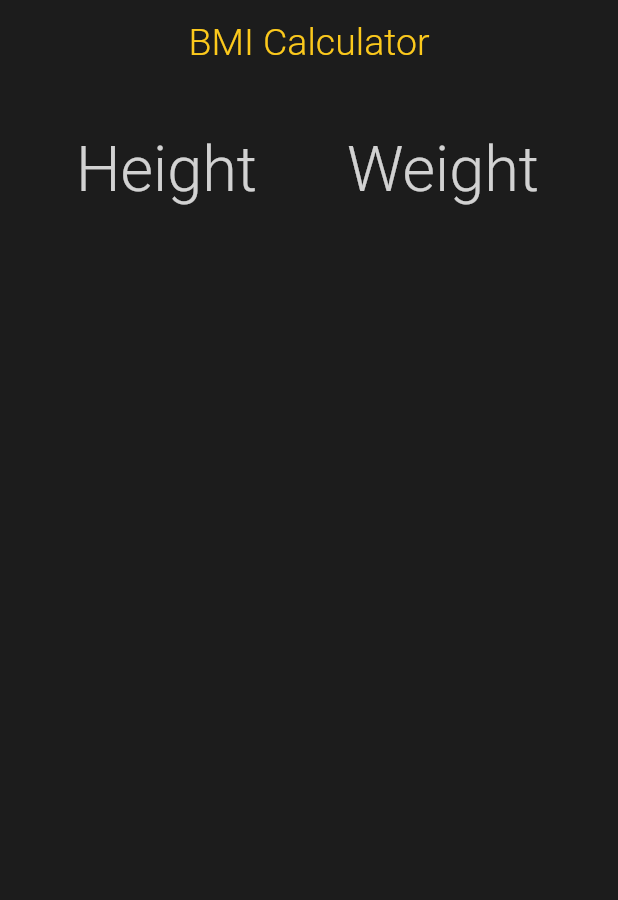
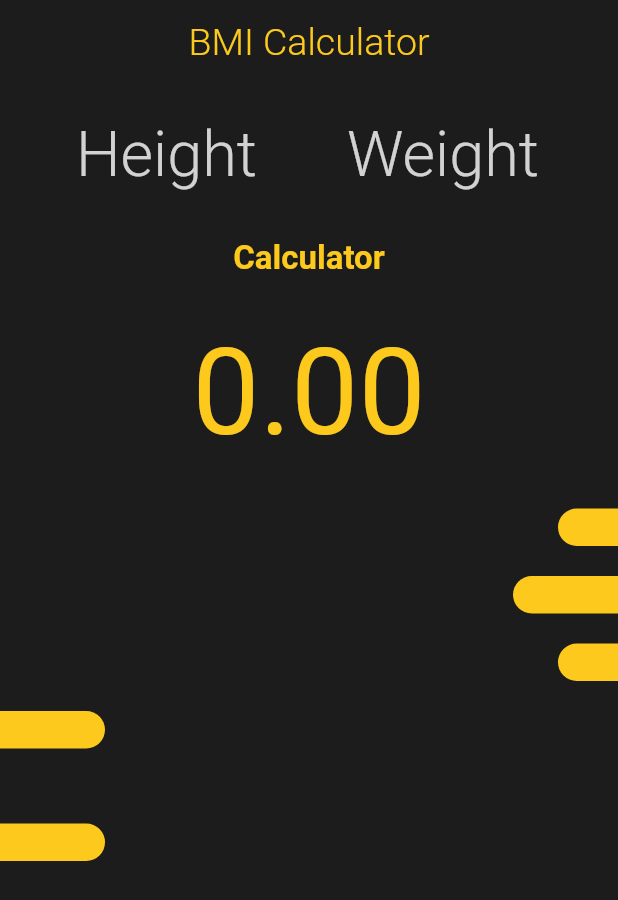
Before and after one commit to hamidhosen42/Flutter-BMI-Calculator, a Flutter app: the screen it shows after launch, on a phone screen of 412 x 824 dp. Shown: the top 900 px of the screen. Run offline on Flutter 3.47's test engine with Material 2 defaults, Android fonts, the phone set to English and light mode, and no system bars; our stand-ins replace hexcolor.

Commit message:
BMI-Calculator

```diff
--- a/lib/screen/home.dart
+++ b/lib/screen/home.dart
@@ -1,6 +1,8 @@
-// ignore_for_file: prefer_const_constructors, prefer_const_literals_to_create_immutables, sized_box_for_whitespace, sort_child_properties_last
+// ignore_for_file: prefer_const_constructors, prefer_const_literals_to_create_immutables, sized_box_for_whitespace, sort_child_properties_last, avoid_unnecessary_containers, unused_field, prefer_final_fields, unused_local_variable, no_leading_underscores_for_local_identifiers
 
 import 'package:bmi_calculator/constants/app_constants.dart';
+import 'package:bmi_calculator/widgets/left_bar.dart';
+import 'package:bmi_calculator/widgets/right_bar.dart';
 import 'package:flutter/material.dart';
 
 class HomeScreen extends StatefulWidget {
@@ -11,6 +13,12 @@ class HomeScreen extends StatefulWidget {
 }
 
 class _HomeScreenState extends State<HomeScreen> {
+  TextEditingController _heightController = TextEditingController();
+  TextEditingController _weightController = TextEditingController();
+
+  double _bmiResult = 0;
+  String _textResult = "";
+
   @override
   Widget build(BuildContext context) {
     return Scaffold(
@@ -29,7 +37,7 @@ class _HomeScreenState extends State<HomeScreen> {
         child: Column(
           children: [
             SizedBox(
-              height: 20,
+              height: 10,
             ),
             Row(
               mainAxisAlignment: MainAxisAlignment.spaceEvenly,
@@ -37,6 +45,7 @@ class _HomeScreenState extends State<HomeScreen> {
                 Container(
                   width: 130,
                   child: TextField(
+                    controller: _heightController,
                     style: TextStyle(
                       fontSize: 42,
                       color: accentHexColor,
@@ -56,6 +65,7 @@ class _HomeScreenState extends State<HomeScreen> {
                 Container(
                   width: 130,
                   child: TextField(
+                    controller: _weightController,
                     style: TextStyle(
                       fontSize: 42,
                       color: accentHexColor,
@@ -74,6 +84,81 @@ class _HomeScreenState extends State<HomeScreen> {
                 ),
               ],
             ),
+            SizedBox(
+              height: 20,
+            ),
+            GestureDetector(
+              onTap: () {
+                // _bmiResult=_heightController * _weightController;
+                double _h = double.parse(_heightController.text);
+                double _w = double.parse(_weightController.text);
+
+                setState(() {
+                  _bmiResult = _w / (_h * _h);
+
+                  if (_bmiResult > 25) {
+                    _textResult = "You\'re over weight";
+                  } else if (_bmiResult >= 18.5 && _bmiResult <= 25) {
+                    _textResult = "You have noraml weight";
+                  } else {
+                    _textResult = "You\'re under weight";
+                  }
+                });
+              },
+              child: Container(
+                child: Text(
+                  "Calculator",
+                  style: TextStyle(
+                      fontSize: 22,
+                      fontWeight: FontWeight.bold,
+                      color: accentHexColor),
+                ),
+              ),
+            ),
+            SizedBox(
+              height: 30,
+            ),
+            Container(
+              child: Text(
+                _bmiResult.toStringAsFixed(2),
+                style: TextStyle(fontSize: 80, color: accentHexColor),
+              ),
+            ),
+            SizedBox(
+              height: 20,
+            ),
+            Visibility(
+              visible: _textResult.isNotEmpty,
+              child: Container(
+                child: Text(
+                  _textResult,
+                  style: TextStyle(
+                      fontSize: 32,
+                      fontWeight: FontWeight.w400,
+                      color: accentHexColor),
+                ),
+              ),
+            ),
+            SizedBox(
+              height: 10,
+            ),
+            LeftBar(barWidth: 40),
+            SizedBox(
+              height: 20,
+            ),
+            LeftBar(barWidth: 70),
+            SizedBox(
+              height: 20,
+            ),
+            LeftBar(barWidth: 40),
+            SizedBox(
+              height: 20,
+            ),
+            RightBar(barWidth: 70),
+            SizedBox(
+              height: 50,
+            ),
+            RightBar(barWidth: 70),
           ],
         ),
       ),
--- a/lib/widgets/left_bar.dart
+++ b/lib/widgets/left_bar.dart
@@ -3,9 +3,9 @@
 import 'package:bmi_calculator/constants/app_constants.dart';
 import 'package:flutter/cupertino.dart';
 
-class LeftVar extends StatelessWidget {
+class LeftBar extends StatelessWidget {
   final double barWidth;
-  const LeftVar({super.key, required this.barWidth});
+  const LeftBar({super.key, required this.barWidth});
 
   @override
   Widget build(BuildContext context) {
--- a/lib/widgets/right_bar.dart
+++ b/lib/widgets/right_bar.dart
@@ -3,9 +3,9 @@
 import 'package:bmi_calculator/constants/app_constants.dart';
 import 'package:flutter/cupertino.dart';
 
-class RightVar extends StatelessWidget {
+class RightBar extends StatelessWidget {
   final double barWidth;
-  const RightVar({super.key, required this.barWidth});
+  const RightBar({super.key, required this.barWidth});
 
   @override
   Widget build(BuildContext context) {
```
